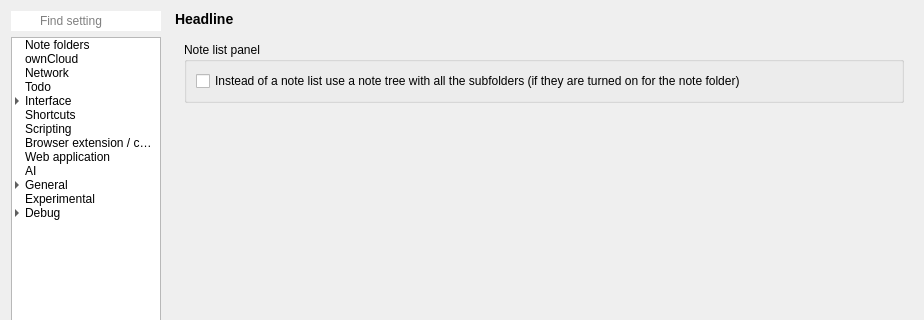
The window that src/dialogs/settingsdialog.ui (pbek/QOwnNotes) describes before a commit, drawn with Qt 5; both pictures show x 0 to 924 and y 0 to 320 of the 924 by 1233 pixel window.
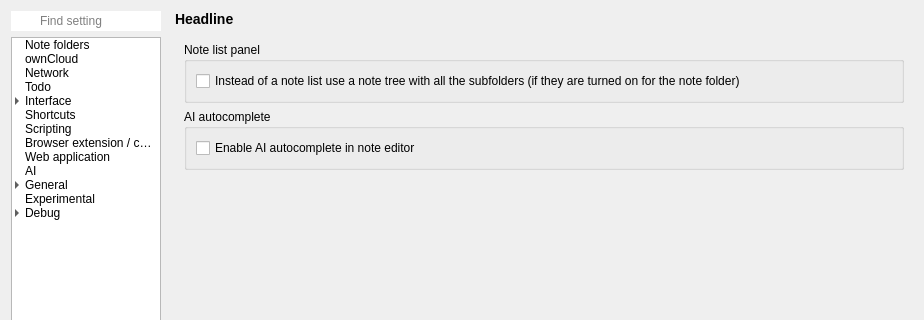
The same window after the commit. The open tabs and pages were chosen to show the change. Icons and pictures are not drawn. Custom widgets are drawn as their Qt base class.

Commit message: #3407 ai-autocomplete: move settings checkbox

The edit to the form file:
```diff
--- a/src/dialogs/settingsdialog.ui
+++ b/src/dialogs/settingsdialog.ui
@@ -7013,6 +7013,25 @@
                </layout>
               </widget>
              </item>
+             <item>
+              <widget class="QGroupBox" name="aiAutocompleteGroupBox">
+               <property name="title">
+                <string>AI autocomplete</string>
+               </property>
+               <layout class="QVBoxLayout" name="verticalLayout_ai_autocomplete">
+                <item>
+                 <widget class="QCheckBox" name="aiAutocompleteCheckBox">
+                  <property name="toolTip">
+                   <string>Enable AI-powered text autocomplete suggestions in the note editor. Suggestions can be accepted with Tab or dismissed with Escape.</string>
+                  </property>
+                  <property name="text">
+                   <string>Enable AI autocomplete in note editor</string>
+                  </property>
+                 </widget>
+                </item>
+               </layout>
+              </widget>
+             </item>
              <item>
               <spacer name="verticalSpacer_20">
                <property name="orientation">
@@ -7395,16 +7414,6 @@
                   </property>
                  </spacer>
                 </item>
-                <item row="1" column="0" colspan="3">
-                 <widget class="QCheckBox" name="aiAutocompleteCheckBox">
-                  <property name="toolTip">
-                   <string>Enable AI-powered text autocomplete suggestions in the note editor. Suggestions can be accepted with Tab or dismissed with Escape.</string>
-                  </property>
-                  <property name="text">
-                   <string>Enable AI autocomplete in note editor</string>
-                  </property>
-                 </widget>
-                </item>
                </layout>
               </widget>
              </item>
```
